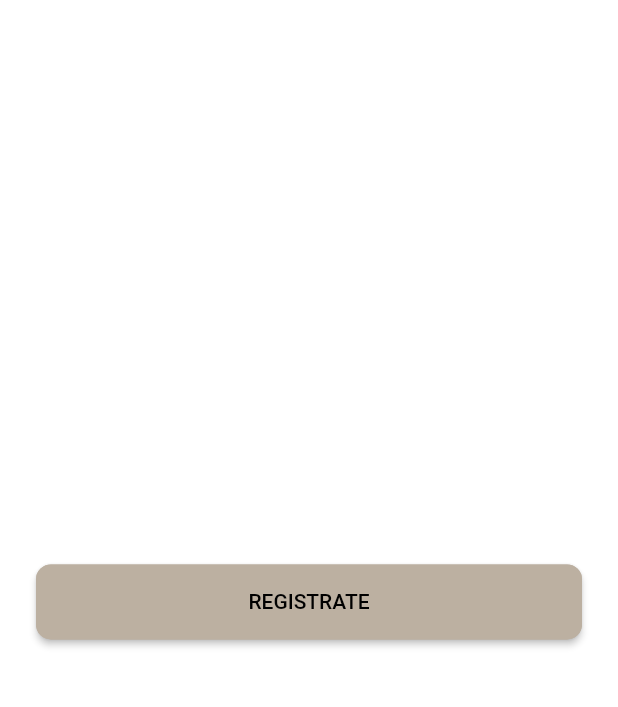
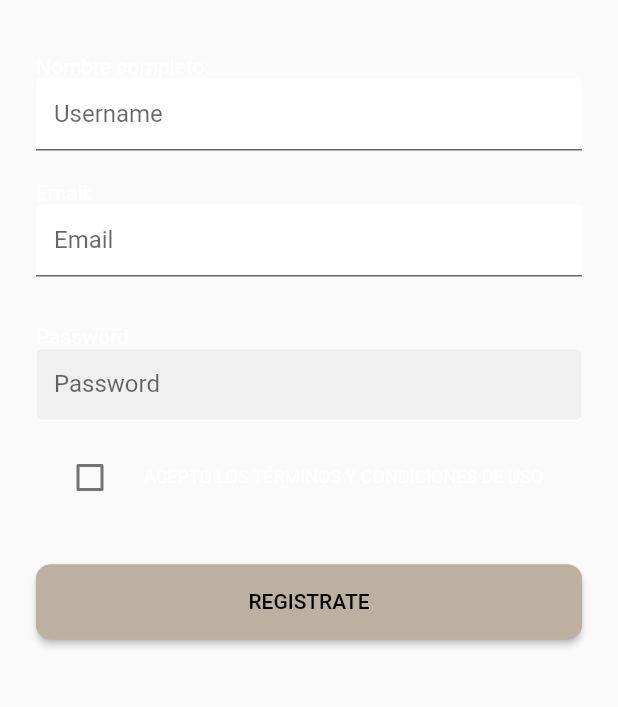
Before and after one commit to alfonso46674/Gains_For_Days, a Flutter app: the screen it shows after launch, after a tap on "REGISTRATE", on a phone screen of 412 x 824 dp, the part 204-911 px from its top. Run offline on Flutter 3.47's test engine with Material 2 defaults, Android fonts, the phone set to English and light mode, and no system bars; drawn by our look-alikes of flutter_neumorphic.

Commit message:
Feat: Added style on register

```diff
--- a/lib/main.dart
+++ b/lib/main.dart
@@ -11,13 +11,8 @@ void main() => runApp(MyApp());
 class MyApp extends StatelessWidget {
   @override
   Widget build(BuildContext context) {
-    return NeumorphicApp(
+    return MaterialApp(
       title: APP_TITLE,
-      theme: NeumorphicThemeData(
-          baseColor: Color(0x00000000),
-          lightSource: LightSource.bottom,
-          depth: 2,
-          intensity: 0.75),
       initialRoute: '/',
       routes: {
         '/': (context) => Splash(),
```
